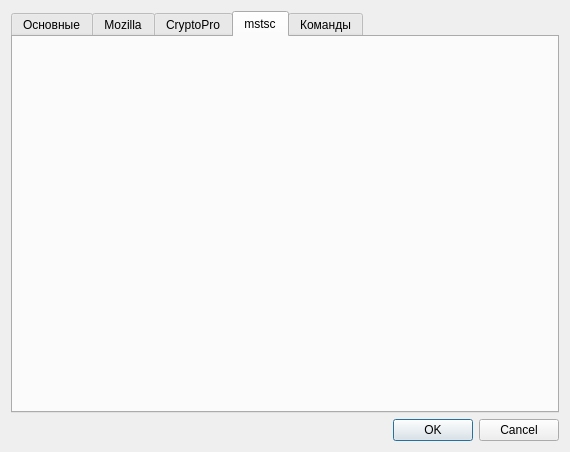
This is bAdmin/dialogcertusercache.ui in arcirk/bAdmin as Qt 5 draws it before an edit. The edited form follows.
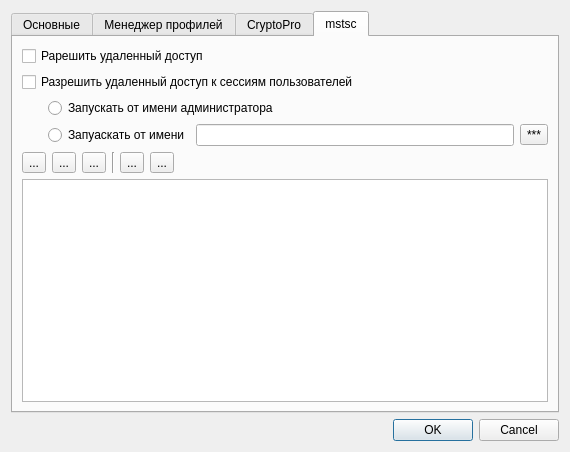
This is the edited form. The open tabs and pages were chosen to show the change. Icons and pictures are not drawn.

Diff of the .ui file:
```diff
--- a/bAdmin/dialogcertusercache.ui
+++ b/bAdmin/dialogcertusercache.ui
@@ -14,7 +14,17 @@
    <string>Dialog</string>
   </property>
   <layout class="QGridLayout" name="gridLayout">
-   <item row="0" column="0">
+   <item row="2" column="0">
+    <widget class="QDialogButtonBox" name="buttonBox">
+     <property name="orientation">
+      <enum>Qt::Horizontal</enum>
+     </property>
+     <property name="standardButtons">
+      <set>QDialogButtonBox::Cancel|QDialogButtonBox::Ok</set>
+     </property>
+    </widget>
+   </item>
+   <item row="1" column="0">
     <widget class="QTabWidget" name="tabWidget">
      <property name="currentIndex">
       <number>0</number>
@@ -168,7 +178,7 @@
      </widget>
      <widget class="QWidget" name="tab_2">
       <attribute name="title">
-       <string>Mozilla</string>
+       <string>Менеджер профилей</string>
       </attribute>
      </widget>
      <widget class="QWidget" name="tab_3">
@@ -180,22 +190,172 @@
       <attribute name="title">
        <string>mstsc</string>
       </attribute>
+      <layout class="QGridLayout" name="gridLayout_7">
+       <item row="0" column="0">
+        <layout class="QVBoxLayout" name="verticalLayout">
+         <item>
+          <widget class="QCheckBox" name="chkEnableMstsc">
+           <property name="text">
+            <string>Рарешить удаленный доступ</string>
+           </property>
+          </widget>
+         </item>
+         <item>
+          <widget class="QCheckBox" name="chkEnableMstscUserSessions">
+           <property name="text">
+            <string>Разрешить удаленный доступ к сессиям пользователей</string>
+           </property>
+          </widget>
+         </item>
+         <item>
+          <layout class="QGridLayout" name="gridLayout_6">
+           <item row="0" column="0">
+            <widget class="QLabel" name="label_7">
+             <property name="minimumSize">
+              <size>
+               <width>20</width>
+               <height>0</height>
+              </size>
+             </property>
+             <property name="text">
+              <string/>
+             </property>
+            </widget>
+           </item>
+           <item row="0" column="1">
+            <widget class="QRadioButton" name="radioRunAsAdmin">
+             <property name="text">
+              <string>Запускать от имени администратора</string>
+             </property>
+            </widget>
+           </item>
+           <item row="2" column="1">
+            <layout class="QHBoxLayout" name="horizontalLayout_5">
+             <item>
+              <widget class="QRadioButton" name="radioRunAs">
+               <property name="text">
+                <string>Запуаскать от имени</string>
+               </property>
+              </widget>
+             </item>
+             <item>
+              <widget class="QLineEdit" name="txtRuAsName"/>
+             </item>
+             <item>
+              <widget class="QToolButton" name="btnSetMstscPwd">
+               <property name="text">
+                <string>***</string>
+               </property>
+              </widget>
+             </item>
+            </layout>
+           </item>
+          </layout>
+         </item>
+        </layout>
+       </item>
+       <item row="1" column="0">
+        <layout class="QHBoxLayout" name="horizontalLayout_6">
+         <item>
+          <widget class="QToolButton" name="btnMstscAdd">
+           <property name="text">
+            <string>...</string>
+           </property>
+           <property name="icon">
+            <iconset resource="resurses.qrc">
+             <normaloff>:/img/add_24.png</normaloff>:/img/add_24.png</iconset>
+           </property>
+          </widget>
+         </item>
+         <item>
+          <widget class="QToolButton" name="btnMstscEdit">
+           <property name="text">
+            <string>...</string>
+           </property>
+           <property name="icon">
+            <iconset resource="resurses.qrc">
+             <normaloff>:/img/itemEdit.png</normaloff>:/img/itemEdit.png</iconset>
+           </property>
+          </widget>
+         </item>
+         <item>
+          <widget class="QToolButton" name="btnMstscRemove">
+           <property name="text">
+            <string>...</string>
+           </property>
+           <property name="icon">
+            <iconset resource="resurses.qrc">
+             <normaloff>:/img/itemDelete.png</normaloff>:/img/itemDelete.png</iconset>
+           </property>
+          </widget>
+         </item>
+         <item>
+          <widget class="QLabel" name="label_8">
+           <property name="minimumSize">
+            <size>
+             <width>2</width>
+             <height>0</height>
+            </size>
+           </property>
+           <property name="maximumSize">
+            <size>
+             <width>2</width>
+             <height>16777215</height>
+            </size>
+           </property>
+           <property name="frameShape">
+            <enum>QFrame::VLine</enum>
+           </property>
+           <property name="frameShadow">
+            <enum>QFrame::Sunken</enum>
+           </property>
+           <property name="text">
+            <string/>
+           </property>
+          </widget>
+         </item>
+         <item>
+          <widget class="QToolButton" name="btnMstscMoveUp">
+           <property name="text">
+            <string>...</string>
+           </property>
+           <property name="icon">
+            <iconset resource="resurses.qrc">
+             <normaloff>:/img/moveup.png</normaloff>:/img/moveup.png</iconset>
+           </property>
+          </widget>
+         </item>
+         <item>
+          <widget class="QToolButton" name="btnMstscMoveDown">
+           <property name="text">
+            <string>...</string>
+           </property>
+           <property name="icon">
+            <iconset resource="resurses.qrc">
+             <normaloff>:/img/movedown.png</normaloff>:/img/movedown.png</iconset>
+           </property>
+          </widget>
+         </item>
+         <item>
+          <spacer name="horizontalSpacer">
+           <property name="orientation">
+            <enum>Qt::Horizontal</enum>
+           </property>
+           <property name="sizeHint" stdset="0">
+            <size>
+             <width>40</width>
+             <height>20</height>
+            </size>
+           </property>
+          </spacer>
+         </item>
+        </layout>
+       </item>
+       <item row="2" column="0">
+        <widget class="QTreeView" name="treeViewMstsc"/>
+       </item>
+      </layout>
      </widget>
-     <widget class="QWidget" name="tab_5">
-      <attribute name="title">
-       <string>Команды</string>
-      </attribute>
-     </widget>
-    </widget>
-   </item>
-   <item row="1" column="0">
-    <widget class="QDialogButtonBox" name="buttonBox">
-     <property name="orientation">
-      <enum>Qt::Horizontal</enum>
-     </property>
-     <property name="standardButtons">
-      <set>QDialogButtonBox::Cancel|QDialogButtonBox::Ok</set>
-     </property>
     </widget>
    </item>
   </layout>
```
Left out of the diff: 393 changed lines with no effect on the pictures.
